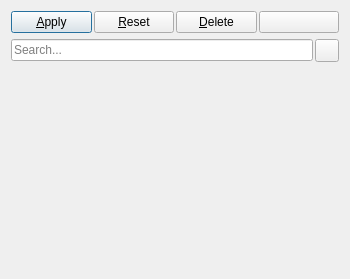
First picture: the form in Qt/Components/Resources/UI/pqPropertiesPanel.ui, repository Kitware/ParaView, before the edit.
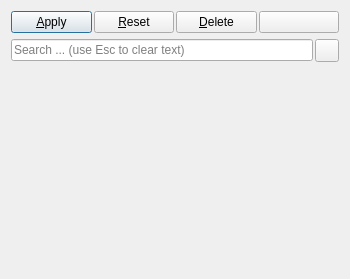
Second picture: the form after the edit. Icons and pictures are not drawn. Custom widgets are drawn as their Qt base class.

Commit message:
BUG #14295: Make it easier to clear text in search box.
Make it easier to know how to clear text in search box by adding text that
points to using Esc key to clear the text.

What changed in the file:
```diff
--- a/Qt/Components/Resources/UI/pqPropertiesPanel.ui
+++ b/Qt/Components/Resources/UI/pqPropertiesPanel.ui
@@ -85,7 +85,7 @@
         <string>&lt;html&gt;&lt;head/&gt;&lt;body&gt;&lt;p&gt;Search for properties by name&lt;/p&gt;&lt;/body&gt;&lt;/html&gt;</string>
        </property>
        <property name="placeholderText">
-        <string>Search...</string>
+        <string>Search ... (use Esc to clear text)</string>
        </property>
       </widget>
      </item>
```
